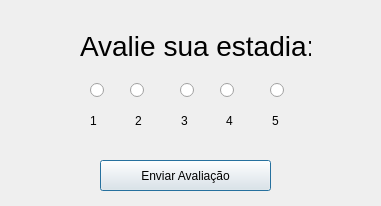
This is clientes/telaavaliacao.ui in ViniiGabriel/hotelQT as Qt 5 draws it before an edit. The edited form follows.
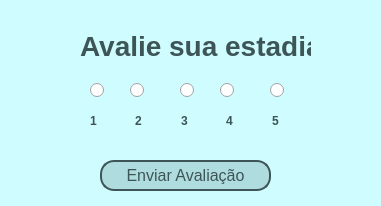
This is the edited form.

```diff
--- a/clientes/telaavaliacao.ui
+++ b/clientes/telaavaliacao.ui
@@ -13,6 +13,34 @@
   <property name="windowTitle">
    <string>Avalie sua estadia</string>
   </property>
+  <property name="styleSheet">
+   <string notr="true">QDialog{
+	background-color: #cffdff;
+}
+
+QPushButton{
+	background-color: #afdcde;
+	border-radius: 14px;
+	border: 2px solid #3d5557;
+	color: #3d5557;
+	font-size: 16px;
+}
+
+QPushButton::hover{
+	background-color: #b9faf4;
+}
+
+QLabel{
+	color: #3d5557;
+	font-weight:bold;
+}
+
+QLineEdit {
+	border-radius: 4px;
+	border: 1px solid #3d5557
+}
+</string>
+  </property>
   <widget class="QLabel" name="label_2">
    <property name="geometry">
     <rect>
@@ -25,6 +53,7 @@
    <property name="font">
     <font>
      <pointsize>21</pointsize>
+     <bold>true</bold>
     </font>
    </property>
    <property name="text">
```
